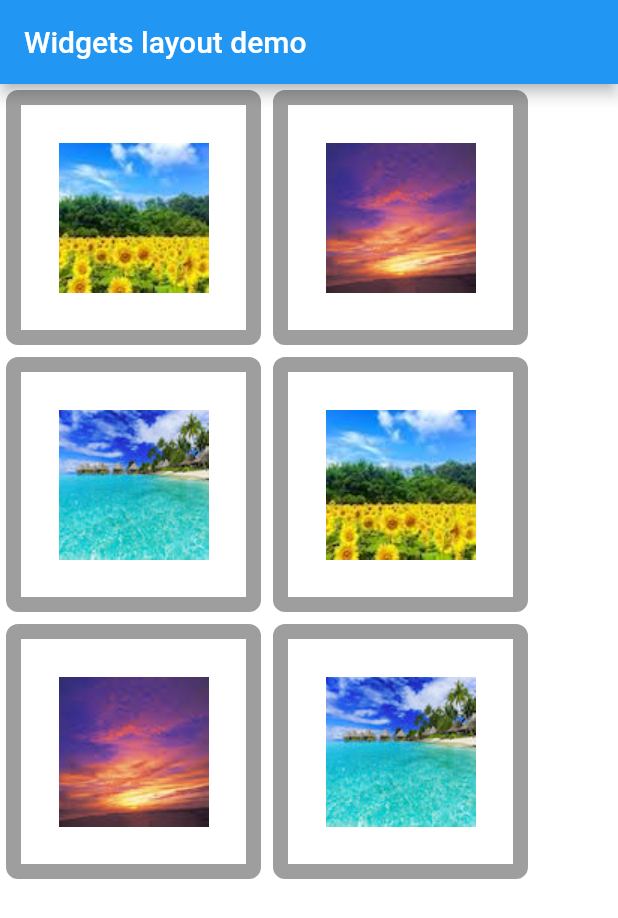
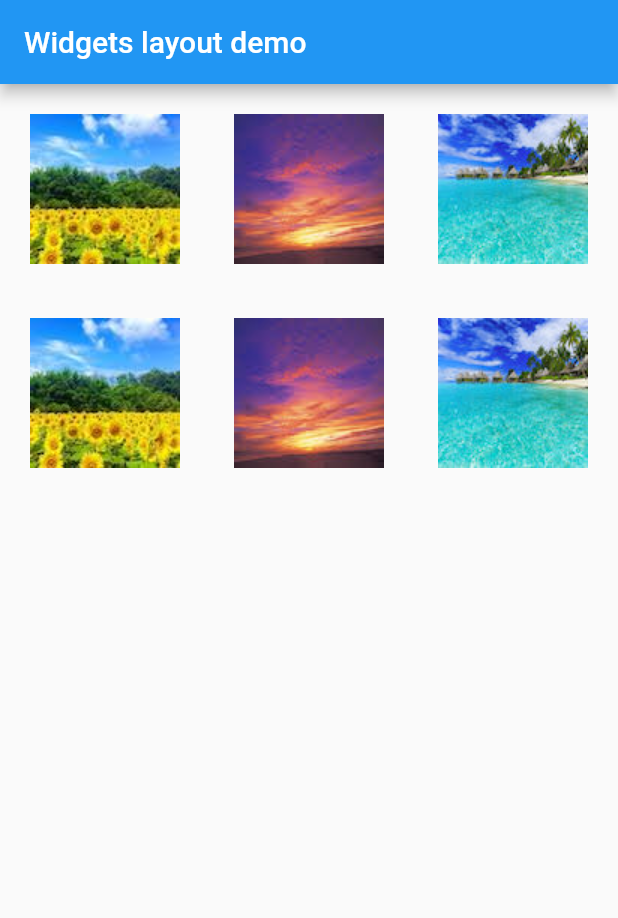
Before and after one commit to machi-nordot/flutter_example, a Flutter app: the screen it shows after launch, on a phone screen of 412 x 824 dp. Shown: the top 918 px of the screen. Run offline on Flutter 3.47's test engine with Material 2 defaults, Android fonts, the phone set to English and light mode, and no system bars.

Commit message:
bible-3-2-2-widget-layout-grid-view

```diff
--- a/lib/main.dart
+++ b/lib/main.dart
@@ -11,7 +11,7 @@ class MyApp extends StatelessWidget {
       appBar: AppBar(
         title: Text('Widgets layout demo'),
       ),
-      body: _buildImageContainer([
+      body: _buildGrid([
         'images/pic1.jpg',
         'images/pic2.jpg',
         'images/pic3.jpg',
@@ -22,31 +22,15 @@ class MyApp extends StatelessWidget {
     ),
   );
 
-  Widget _buildImageContainer(List<String> images) {
-    final slicedImages = images.fold<List<List<String>>>([], (list, image) {
-      if (list.length == 0 || list.last.length >= 2) {
-        list.add(<String>[]);
-      }
-      list.last.add(image);
-      return list;
-    });
-
-    return Container(
-      decoration: BoxDecoration(
-        color: Colors.white,
-      ),
-      child: Column(
-        children: slicedImages.map((rowImages) => Row(
-          children: rowImages.map((image) => Container(
-            decoration: BoxDecoration(
-              border: Border.all(width: 10, color: Colors.black38),
-              borderRadius: BorderRadius.all(Radius.circular(8)),
-            ),
-            margin: EdgeInsets.all(4),
-            child: Image.asset(image, width: 150),
-          )).toList(),
-        )).toList(),
-      ),
-    );
-  }
+  // GridView.count: 1列の要素数を指定して作成
+  // GridView.extent: タイル(gridの各要素)の最大幅を指定して作成
+  Widget _buildGrid(List<String> images) => GridView.extent(
+    maxCrossAxisExtent: 150,
+    padding: EdgeInsets.all(4),
+    mainAxisSpacing: 4,
+    crossAxisSpacing: 4,
+    children: images.map((image) => Container(
+      child: Image.asset(image),
+    )).toList(),
+  );
 }
```
